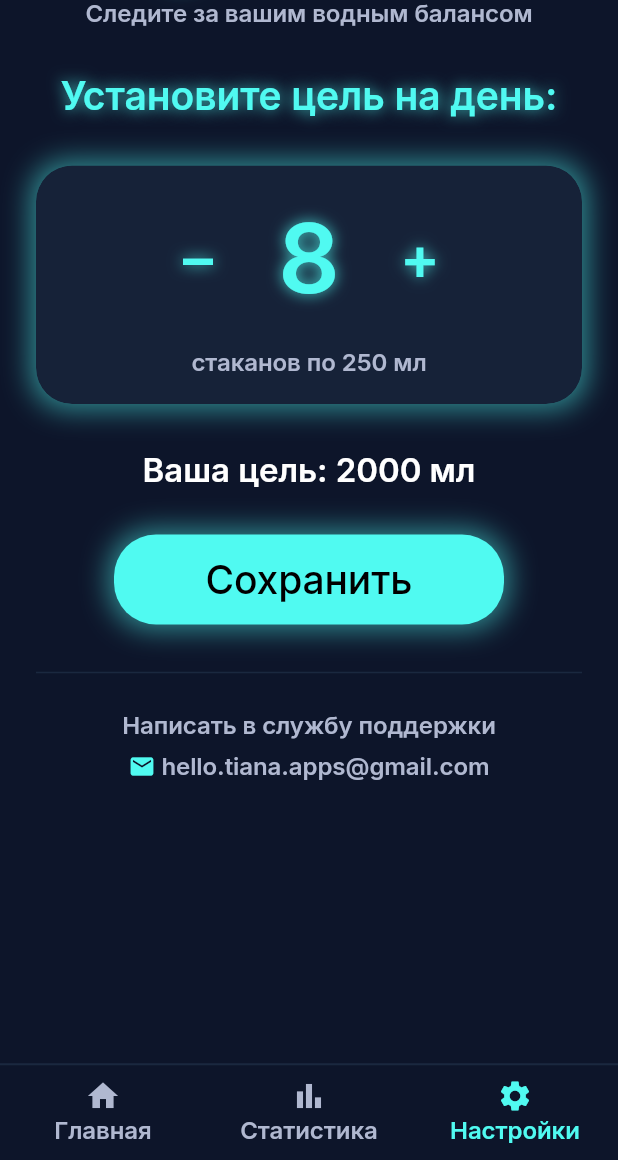
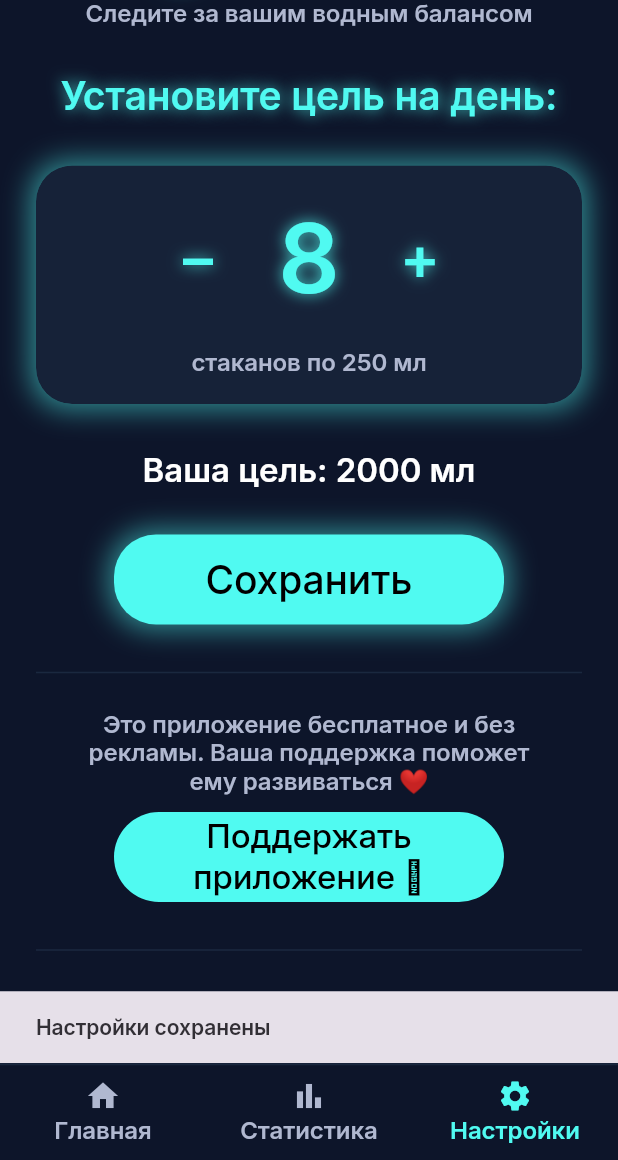
Before and after one commit to kosacheva62-cell/water_tracker_1, a Flutter app: the MainApp screen opened directly, item 3 of the bottom bar chosen, after a tap on "Сохранить", on a phone screen of 412 x 824 dp, the part 76-1236 px from its top. Run offline on Flutter 3.47's test engine with Material 3 defaults, Android fonts, the light colour scheme and no system bars; our stand-ins replace shared_preferences, vibration; accounts and stored records are empty.

```diff
--- a/lib/main.dart
+++ b/lib/main.dart
@@ -229,22 +229,25 @@ class _MainAppState extends State<MainApp> {
     return Scaffold(
       backgroundColor: AppColors.background,
       appBar: const CustomAppBar(),
-      // 🔑 СТРУКТУРА С МЕСТОМ ПОД РЕКЛАМУ (60 dp)
+
+      // 🔑 СТРУКТУРА С ЗАКОММЕНТИРОВАННЫМ МЕСТОМ ПОД РЕКЛАМУ
       body: Column(
         children: [
           // Контент страницы занимает всё доступное пространство НАД рекламным блоком
           Flexible(
             child: _pages[_currentIndex],
           ),
-          // 🔑 МЕСТО ПОД РЕКЛАМУ (нейтральное, сливается с фоном)
-          Container(
-            height: 60,
-            color: AppColors.background, // ← ЦВЕТ ОСНОВНОГО ФОНА
-            child: const SizedBox.shrink(), // ← ПУСТО (без текста)
-          ),
+
+          // TODO: Вернуть рекламу, если донаты не покроют расходы
+          // Container(
+          //   height: 60,
+          //   color: AppColors.background,
+          //   child: const SizedBox.shrink(),
+          // ),
         ],
       ),
-      // 🔑 ГРАНИЦА МЕЖДУ РЕКЛАМНЫМ БЛОКОМ И ПАНЕЛЬЮ НАВИГАЦИИ
+
+      // Граница между контентом и панелью навигации
       bottomNavigationBar: Container(
         decoration: const BoxDecoration(
           border: Border(
--- a/lib/pages/settings_page.dart
+++ b/lib/pages/settings_page.dart
@@ -54,26 +54,19 @@ class _SettingsPageState extends State<SettingsPage> with WidgetsBindingObserver
   }
 
   void _showThanksMessage() {
-    if (mounted) {
+    if (!mounted) return;
     ScaffoldMessenger.of(context).showSnackBar(
       SnackBar(
         backgroundColor: Colors.transparent,
         elevation: 0,
         behavior: SnackBarBehavior.floating,
-          margin: const EdgeInsets.only(
-            bottom: 140,
-            left: 20,
-            right: 20,
-          ),
+        margin: const EdgeInsets.only(bottom: 140, left: 20, right: 20),
         duration: const Duration(seconds: 6),
         content: Container(
           padding: const EdgeInsets.all(16),
           decoration: BoxDecoration(
             color: AppColors.card,
-              border: Border.all(
-                color: AppColors.accent,
-                width: 2.0,
-              ),
+            border: Border.all(color: AppColors.accent, width: 2.0),
             borderRadius: BorderRadius.circular(16),
             boxShadow: [
               BoxShadow(
@@ -85,11 +78,7 @@ class _SettingsPageState extends State<SettingsPage> with WidgetsBindingObserver
           ),
           child: Row(
             children: [
-                Icon(
-                  Icons.email,
-                  color: AppColors.accent,
-                  size: 32,
-                ),
+              Icon(Icons.email, color: AppColors.accent, size: 32),
               const SizedBox(width: 16),
               Expanded(
                 child: Text(
@@ -106,11 +95,20 @@ class _SettingsPageState extends State<SettingsPage> with WidgetsBindingObserver
       ),
     );
   }
-  }
 
   Future<void> _saveSettings() async {
     try {
       await context.read<FFAppState>().setDailyGoal(_dailyGoalGlasses);
+
+      // ✅ Проверка безопасности перед использованием context
+      if (!mounted) return;
+
+      ScaffoldMessenger.of(context).showSnackBar(
+        const SnackBar(
+          content: Text('Настройки сохранены'),
+          duration: Duration(seconds: 2),
+        ),
+      );
     } catch (e) {
       if (!mounted) return;
       ScaffoldMessenger.of(context).showSnackBar(
@@ -131,6 +129,7 @@ class _SettingsPageState extends State<SettingsPage> with WidgetsBindingObserver
     final isTinyScreen = screenHeight < 600 && !isTablet;
     final isSmallScreen = screenHeight < 700 && !isTablet;
 
+    // Адаптивные размеры
     final titleFontSize = isTablet ? 32.0 : (isTinyScreen ? 22.0 : (isSmallScreen ? 24.0 : 26.0));
     final topPadding = isTablet ? 24.0 : (isTinyScreen ? 12.0 : (isSmallScreen ? 14.0 : 16.0));
     final horizontalPadding = isTablet ? 40.0 : (isTinyScreen ? 16.0 : (isSmallScreen ? 20.0 : 24.0));
@@ -230,6 +229,77 @@ class _SettingsPageState extends State<SettingsPage> with WidgetsBindingObserver
                   Divider(color: AppColors.divider),
                   const SizedBox(height: 16),
 
+                  // 🔑 ФИНАЛЬНЫЙ БЛОК ПОДДЕРЖКИ (С РАЗДЕЛИТЕЛЕМ И ПРАВИЛЬНЫМИ ЭМОДЗИ)
+                  Column(
+                    children: [
+                      // 1. Поясняющий текст с красным сердцем ❤️ в конце
+                      Padding(
+                        padding: EdgeInsets.symmetric(horizontal: horizontalPadding * 0.8),
+                        child: RichText(
+                          textAlign: TextAlign.center,
+                          text: TextSpan(
+                            style: TextStyles.subtitle(fontSize: subtitleFontSize),
+                            children: [
+                              const TextSpan(text: 'Это приложение бесплатное и без рекламы. Ваша поддержка поможет ему развиваться '),
+                              TextSpan(
+                                text: '❤️',
+                                style: TextStyle(color: Colors.redAccent), // Явно задаем красный цвет
+                              ),
+                            ],
+                          ),
+                        ),
+                      ),
+
+                      const SizedBox(height: 12),
+
+                      // 2. Кнопка с эмодзи "объятия" 🫶 в конце (без пробела)
+                      SizedBox(
+                        width: buttonWidth,
+                        height: 60,
+                        child: ElevatedButton(
+                          onPressed: () async {
+                            final url = Uri.parse('https://pay.cloudtips.ru/p/ee11f14f');
+
+                            if (!mounted) return;
+
+                            if (await canLaunchUrl(url)) {
+                              await launchUrl(url, mode: LaunchMode.externalApplication);
+                            } else {
+                              if (!mounted) return;
+                              ScaffoldMessenger.of(context).showSnackBar(
+                                const SnackBar(content: Text('Не удалось открыть ссылку')),
+                              );
+                            }
+                          },
+                          style: ElevatedButton.styleFrom(
+                            backgroundColor: AppColors.accent,
+                            foregroundColor: Colors.black,
+                            shape: RoundedRectangleBorder(
+                              borderRadius: BorderRadius.circular(30),
+                            ),
+                            elevation: 0,
+                            padding: EdgeInsets.zero,
+                          ),
+                          child: RichText(
+                            textAlign: TextAlign.center,
+                            text: TextSpan(
+                              style: TextStyles.button.copyWith(fontSize: 22),
+                              children: [
+                                // Неразрывный пробел \u00A0 предотвращает разрыв строки перед эмодзи
+                                TextSpan(text: 'Поддержать приложение\u00A0'),
+                                const TextSpan(text: '🫶'),
+                              ],
+                            ),
+                          ),
+                        ),
+                      ),
+
+                      // 3. Разделительная черта (аналогичная верхней)
+                      const SizedBox(height: 24),
+                      Divider(color: AppColors.divider),
+                      const SizedBox(height: 16),
+
+                      // 4. Блок обратной связи
                       GestureDetector(
                         onTap: () async {
                           final deviceInfo = '''
@@ -255,16 +325,16 @@ class _SettingsPageState extends State<SettingsPage> with WidgetsBindingObserver
 
                           final uri = Uri.parse(mailtoUri);
 
+                          if (!mounted) return;
+
                           if (await canLaunchUrl(uri)) {
                             await launchUrl(uri);
                             _shouldShowThanksMessage = true;
                           } else {
                             if (!mounted) return;
-                        if (context.mounted) {
                             ScaffoldMessenger.of(context).showSnackBar(
                               const SnackBar(content: Text('Не удалось открыть почтовый клиент')),
                             );
-                        }
                           }
                         },
                         child: Column(
@@ -297,6 +367,8 @@ class _SettingsPageState extends State<SettingsPage> with WidgetsBindingObserver
                       ),
                     ],
                   ),
+                ],
+              ),
             ),
           ),
         );
```
Lines whose indentation alone changed are shown as unchanged.
